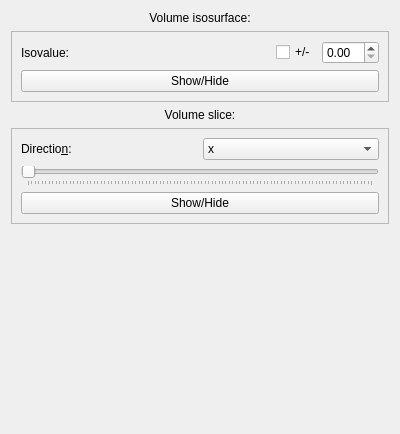
First picture: the form in vipster/qt/data/data3dwidget.ui, repository sgsaenger/vipster, before the edit.
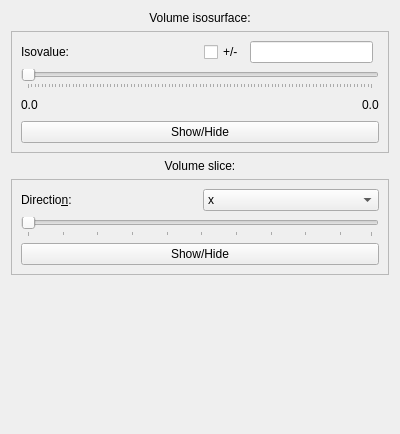
Second picture: the form after the edit.

```diff
--- a/vipster/qt/data/data3dwidget.ui
+++ b/vipster/qt/data/data3dwidget.ui
@@ -33,12 +33,18 @@
       <enum>QFrame::Raised</enum>
      </property>
      <layout class="QGridLayout" name="gridLayout_2">
-      <item row="1" column="0" colspan="4">
-       <widget class="QPushButton" name="surfBut">
-        <property name="text">
-         <string>Show/Hide</string>
+      <item row="0" column="1">
+       <spacer name="surfSpacer">
+        <property name="orientation">
+         <enum>Qt::Horizontal</enum>
         </property>
-       </widget>
+        <property name="sizeHint" stdset="0">
+         <size>
+          <width>40</width>
+          <height>20</height>
+         </size>
+        </property>
+       </spacer>
       </item>
       <item row="0" column="0">
        <widget class="QLabel" name="surfLabel">
@@ -47,9 +53,6 @@
         </property>
        </widget>
       </item>
-      <item row="0" column="3">
-       <widget class="QDoubleSpinBox" name="surfVal"/>
-      </item>
       <item row="0" column="2">
        <widget class="QCheckBox" name="surfToggle">
         <property name="text">
@@ -57,8 +60,53 @@
         </property>
        </widget>
       </item>
-      <item row="0" column="1">
-       <spacer name="surfSpacer">
+      <item row="3" column="0" colspan="5">
+       <widget class="QPushButton" name="surfBut">
+        <property name="text">
+         <string>Show/Hide</string>
+        </property>
+       </widget>
+      </item>
+      <item row="1" column="0" colspan="5">
+       <widget class="QSlider" name="horizontalSlider">
+        <property name="maximum">
+         <number>1000</number>
+        </property>
+        <property name="orientation">
+         <enum>Qt::Horizontal</enum>
+        </property>
+        <property name="tickPosition">
+         <enum>QSlider::TicksBelow</enum>
+        </property>
+        <property name="tickInterval">
+         <number>10</number>
+        </property>
+       </widget>
+      </item>
+      <item row="2" column="0" colspan="5">
+       <widget class="QWidget" name="widget" native="true">
+        <layout class="QHBoxLayout" name="horizontalLayout">
+         <property name="leftMargin">
+          <number>0</number>
+         </property>
+         <property name="topMargin">
+          <number>0</number>
+         </property>
+         <property name="rightMargin">
+          <number>0</number>
+         </property>
+         <property name="bottomMargin">
+          <number>0</number>
+         </property>
+         <item>
+          <widget class="QLabel" name="minLabel">
+           <property name="text">
+            <string>0.0</string>
+           </property>
+          </widget>
+         </item>
+         <item>
+          <spacer name="horizontalSpacer">
         <property name="orientation">
          <enum>Qt::Horizontal</enum>
         </property>
@@ -69,6 +117,19 @@
          </size>
         </property>
        </spacer>
+         </item>
+         <item>
+          <widget class="QLabel" name="maxLabel">
+           <property name="text">
+            <string>0.0</string>
+           </property>
+          </widget>
+         </item>
+        </layout>
+       </widget>
+      </item>
+      <item row="0" column="3">
+       <widget class="QLineEdit" name="surfVal"/>
       </item>
      </layout>
     </widget>
@@ -101,7 +162,7 @@
          <enum>QSlider::TicksBelow</enum>
         </property>
         <property name="tickInterval">
-         <number>1</number>
+         <number>10</number>
         </property>
        </widget>
       </item>
```
Lines whose indentation alone changed are shown as unchanged.
